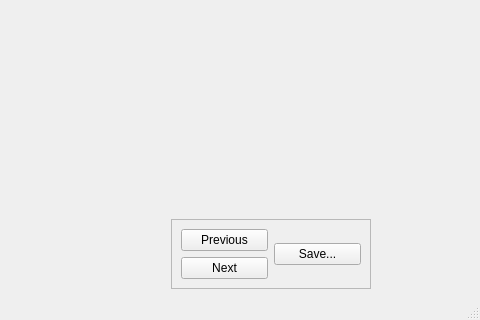
Before: the Qt Designer form satkit/qt_annotator.ui in giuthas/satkit, drawn with Qt 5; both pictures show x 610 to 1090 and y 455 to 775 of the 1090 by 775 pixel window.
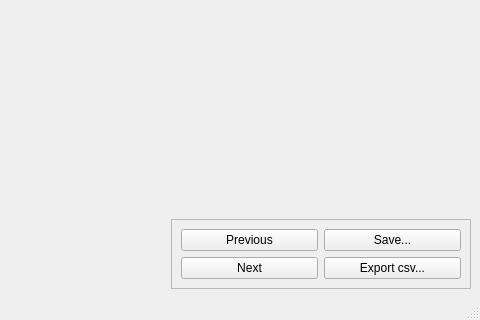
After: the same form once the commit is applied.

Commit message: Added a save button and changed the old save button to an export csv button.

The edit to the form file:
```diff
--- a/satkit/qt_annotator.ui
+++ b/satkit/qt_annotator.ui
@@ -232,7 +232,7 @@
          </property>
          <property name="minimumSize">
           <size>
-           <width>160</width>
+           <width>300</width>
            <height>50</height>
           </size>
          </property>
@@ -263,13 +263,20 @@
             </property>
            </widget>
           </item>
-          <item row="0" column="1" rowspan="2">
+          <item row="0" column="1">
            <widget class="QPushButton" name="saveButton">
             <property name="text">
              <string>Save...</string>
             </property>
            </widget>
           </item>
+          <item row="1" column="1">
+           <widget class="QPushButton" name="exportButton">
+            <property name="text">
+             <string>Export csv...</string>
+            </property>
+           </widget>
+          </item>
          </layout>
         </widget>
        </item>
```
The commit also changes 1 other file.
